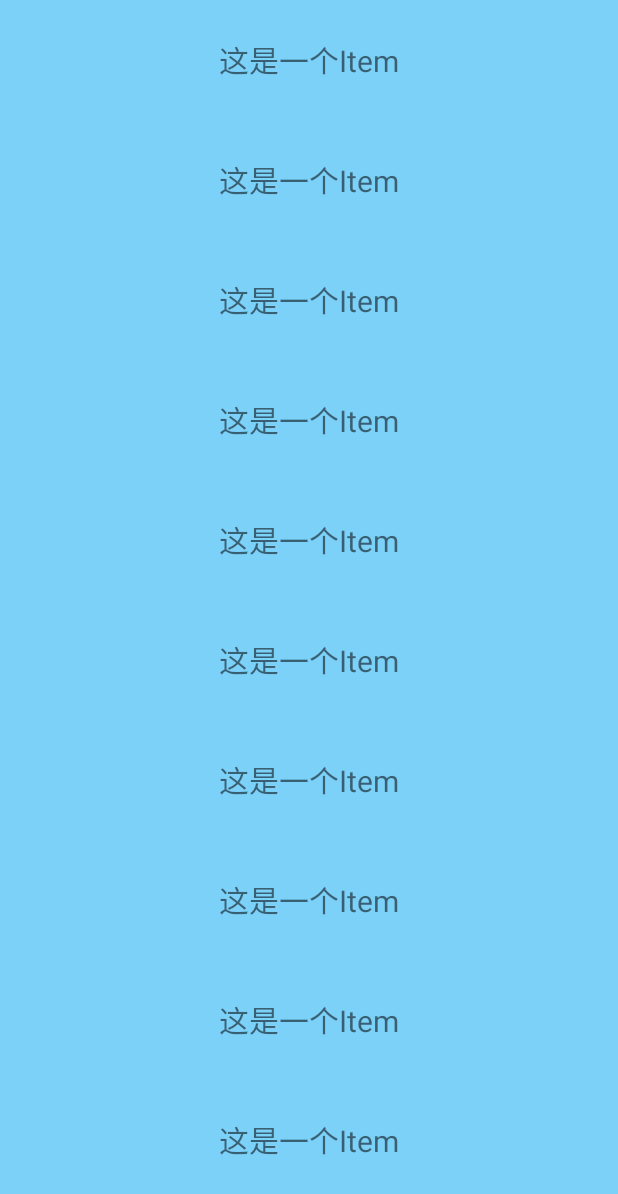
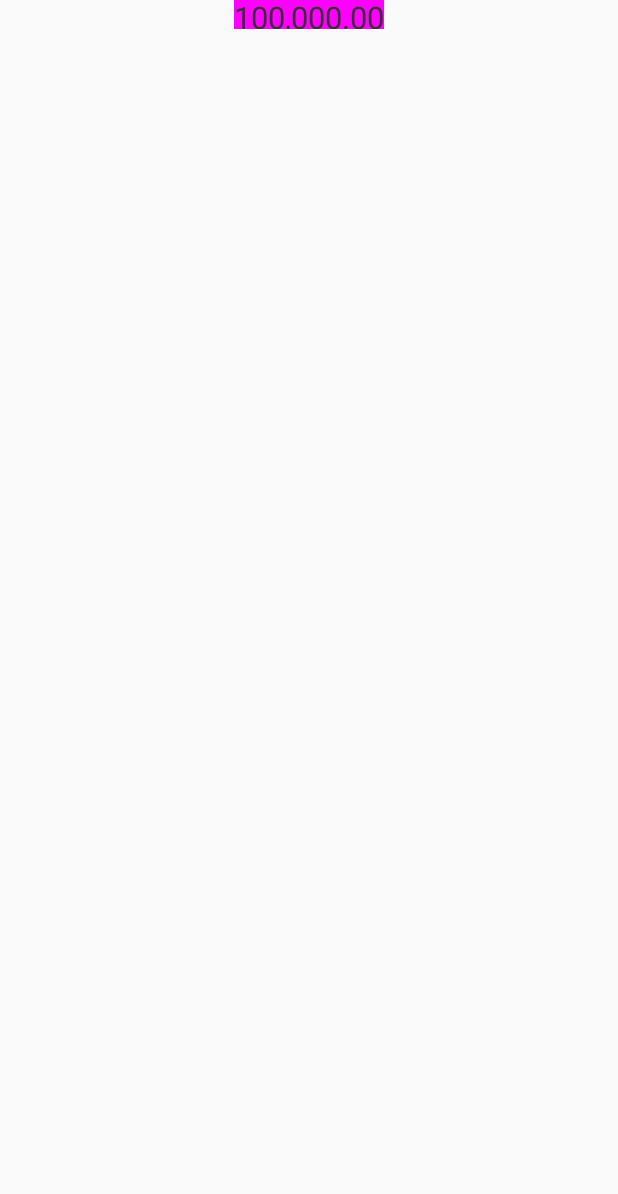
Before and after one commit to Ruwestbrook/Tool, an Android app: the screen it shows after launch (MainActivity), on a phone screen of 412 x 824 dp. Shown: the top 1194 px of the screen. Run offline under Robolectric (Android 15) with nearby library versions, the light colour scheme and no system bars.

Commit message:
修改仓库

```diff
--- a/app/src/main/java/com/tool/russ/tool/MainActivity.kt
+++ b/app/src/main/java/com/tool/russ/tool/MainActivity.kt
@@ -32,7 +32,7 @@ class MainActivity : AppCompatActivity() {
                     }
                 }
                 2->{
-                    refresh.finishRefresh()
+                    //refresh.finishRefresh()
                 }
             }
 
@@ -43,33 +43,36 @@ class MainActivity : AppCompatActivity() {
     override fun onCreate(savedInstanceState: Bundle?) {
         super.onCreate(savedInstanceState)
         setContentView(R.layout.activity_main)
-        ToolView.init(this)
-        val recyclerView = findViewById<RecyclerView>(R.id.list)
-        recyclerView.adapter=object : RecyclerView.Adapter<RecyclerView.ViewHolder>() {
-            override fun onCreateViewHolder(parent: ViewGroup, viewType: Int): RecyclerView.ViewHolder {
-                val view = LayoutInflater.from(parent.context).inflate(R.layout.item, parent, false)
-                return object : RecyclerView.ViewHolder(view) {}
-            }
-
-            override fun onBindViewHolder(holder: RecyclerView.ViewHolder, position: Int) {
-
-            }
-
-            override fun getItemCount(): Int {
-                return 20
-            }
-        }
-
-        recyclerView.layoutManager = LinearLayoutManager(this)
 
 
-        refresh.setListener(object:RefreshListener(){
-            override fun refresh() {
-                handler.sendEmptyMessageDelayed(2,3000)
 
-            }
-
-        })
+//        ToolView.init(this)
+//        val recyclerView = findViewById<RecyclerView>(R.id.list)
+//        recyclerView.adapter=object : RecyclerView.Adapter<RecyclerView.ViewHolder>() {
+//            override fun onCreateViewHolder(parent: ViewGroup, viewType: Int): RecyclerView.ViewHolder {
+//                val view = LayoutInflater.from(parent.context).inflate(R.layout.item, parent, false)
+//                return object : RecyclerView.ViewHolder(view) {}
+//            }
+//
+//            override fun onBindViewHolder(holder: RecyclerView.ViewHolder, position: Int) {
+//
+//            }
+//
+//            override fun getItemCount(): Int {
+//                return 20
+//            }
+//        }
+//
+//        recyclerView.layoutManager = LinearLayoutManager(this)
+//
+//
+//        refresh.setListener(object:RefreshListener(){
+//            override fun refresh() {
+//                handler.sendEmptyMessageDelayed(2,3000)
+//
+//            }
+//
+//        })
 
     }
 
--- a/app/src/main/res/layout/activity_main.xml
+++ b/app/src/main/res/layout/activity_main.xml
@@ -1,12 +1,23 @@
 <?xml version="1.0" encoding="utf-8"?>
-<android.support.constraint.ConstraintLayout
+<LinearLayout
     xmlns:android="http://schemas.android.com/apk/res/android"
     xmlns:app="http://schemas.android.com/apk/res-auto"
     xmlns:tools="http://schemas.android.com/tools"
     android:layout_width="match_parent"
     android:layout_height="match_parent"
+    android:orientation="vertical"
     tools:ignore="MissingConstraints"
     tools:context=".MainActivity">
+
+
+    <com.tool.russ.view.custom.AutoSizeView
+        android:layout_gravity="center"
+        android:layout_width="100dp"
+        android:background="#ff00ff"
+        app:text="100,000.00"
+        app:gravity="top"
+        android:id="@+id/text"
+        android:layout_height="wrap_content"/>
 
 
     <!--<com.tool.russ.view.custom.ProgressNumber-->
@@ -36,17 +47,17 @@
         <!--tools:ignore="HardcodedText" />-->
 
 
-    <com.tool.russ.view.refresh.RefreshLayout
-        android:layout_width="match_parent"
-        android:id="@+id/refresh"
-        android:layout_height="match_parent">
+<!--    <com.tool.russ.view.refresh.RefreshLayout-->
+<!--        android:layout_width="match_parent"-->
+<!--        android:id="@+id/refresh"-->
+<!--        android:layout_height="match_parent">-->
 
-        <android.support.v7.widget.RecyclerView
-            android:id="@+id/list"
-            android:background="@color/confirm"
-            android:layout_width="match_parent"
-            android:layout_height="match_parent"/>
+<!--        <android.support.v7.widget.RecyclerView-->
+<!--            android:id="@+id/list"-->
+<!--            android:background="@color/confirm"-->
+<!--            android:layout_width="match_parent"-->
+<!--            android:layout_height="match_parent"/>-->
 
-    </com.tool.russ.view.refresh.RefreshLayout>
+<!--    </com.tool.russ.view.refresh.RefreshLayout>-->
 
-</android.support.constraint.ConstraintLayout>
+</LinearLayout>
--- a/app/src/main/res/layout/item.xml
+++ b/app/src/main/res/layout/item.xml
@@ -1,14 +1,11 @@
 <?xml version="1.0" encoding="utf-8"?>
-<TextView
+<com.tool.russ.view.custom.AutoSizeView
     xmlns:android="http://schemas.android.com/apk/res/android"
     android:layout_width="match_parent"
-    android:text="这是一个Item"
+    app:text="这是一个Item"
     android:id="@+id/text"
     xmlns:app="http://schemas.android.com/apk/res-auto"
-    app:normalTextColor="#000"
-    android:gravity="center"
-    android:textSize="20sp"
     android:layout_height="80dp">
 
 
-</TextView>
+</com.tool.russ.view.custom.AutoSizeView>
--- /dev/null
+++ b/view/src/main/java/com/tool/russ/view/custom/AutoSizeView.java
@@ -0,0 +1,126 @@
+package com.tool.russ.view.custom;
+
+import android.content.Context;
+import android.content.res.TypedArray;
+import android.graphics.Canvas;
+import android.graphics.Color;
+import android.graphics.Paint;
+import android.graphics.Rect;
+import android.util.AttributeSet;
+import android.util.Log;
+import android.view.View;
+
+import com.tool.russ.view.R;
+
+/**
+ * author: russell
+ * time: 2020-02-01:20:22
+ * describe：宽度确定时  根据宽度自动调整字体大小  只有一行
+ */
+public class AutoSizeView extends View {
+
+    public AutoSizeView(Context context) {
+        this(context,null);
+    }
+
+    public AutoSizeView(Context context, AttributeSet attrs) {
+        this(context, attrs,0);
+    }
+
+    public String mText;
+    public int mColor;
+    public Paint mPaint;
+    public Rect mRect;
+
+    public int normalWidth;
+    public int normalHeight;
+    public int gravityType;
+    public int heightType;
+
+    public boolean isSize=false;
+
+
+    public AutoSizeView(Context context, AttributeSet attrs, int defStyleAttr) {
+        super(context, attrs, defStyleAttr);
+
+        TypedArray array =context.obtainStyledAttributes(attrs, R.styleable.AutoSizeView);
+
+        mText=array.getString(R.styleable.AutoSizeView_text);
+        mColor=array.getColor(R.styleable.AutoSizeView_textColor,Color.parseColor("#333333"));
+        gravityType=array.getInt(R.styleable.AutoSizeView_gravity,0);
+        array.recycle();
+
+        mPaint=new Paint();
+        mPaint.setColor(mColor);
+        mRect=new Rect();
+
+    }
+
+
+    @Override
+    protected void onMeasure(int widthMeasureSpec, int heightMeasureSpec) {
+
+        normalWidth=MeasureSpec.getSize(widthMeasureSpec);
+        getTextSize();
+        int heightType=MeasureSpec.getMode(heightMeasureSpec);
+
+        if(heightType==MeasureSpec.AT_MOST || heightType==MeasureSpec.UNSPECIFIED){
+            normalHeight=mRect.height();
+        }else {
+            normalHeight=MeasureSpec.getSize(heightMeasureSpec);
+        }
+
+        setMeasuredDimension(normalWidth,normalHeight);
+
+    }
+
+    @Override
+    protected void onDraw(Canvas canvas) {
+        super.onDraw(canvas);
+
+        if(heightType==MeasureSpec.AT_MOST || heightType==MeasureSpec.UNSPECIFIED){
+
+            switch (gravityType){
+                case 1:
+                    canvas.drawText(mText,0,mRect.height(),mPaint);
+                    break;
+                case 2:
+                    canvas.drawText(mText,0,normalHeight,mPaint);
+                    break;
+                default:
+                    canvas.drawText(mText,0,(normalHeight+mRect.height())/2,mPaint);
+
+            }
+
+        }else {
+            canvas.drawText(mText,0,getMeasuredHeight(),mPaint);
+        }
+
+
+
+    }
+
+    private static final String TAG = "AutoSizeView";
+
+    private  void  getTextSize(){
+
+        if(isSize){
+            return;
+        }
+        isSize=true;
+        int size=(normalWidth/mText.length())-1;
+        Log.d(TAG, "getTextSize: 初始值"+size+"px");
+        while (mRect.width()<normalWidth){
+            size++;
+            mPaint.setTextSize(size);
+            mPaint.getTextBounds(mText,0,mText.length(),mRect);
+        }
+
+       mPaint.setTextSize(size-1);
+
+        Log.d(TAG, "getTextSize: size="+size+"px");
+        Log.d(TAG, "getTextSize: "+mRect.height());
+        Log.d(TAG, "getTextSize: "+mRect.width());
+
+    }
+}
```
Also changed, not shown: view/src/main/java/com/tool/russ/view/Tools/DisplayTools.java (added, +78 -0 lines), view/src/main/java/com/tool/russ/view/custom/BarrageView.java (added, +35 -0 lines), view/src/main/java/com/tool/russ/view/custom/FlowLayout.java (+5 -4 lines), view/src/main/res/layout/pick_popup_window.xml (+18 -9 lines), view/src/main/res/values/attr.xml (+15 -0 lines).
